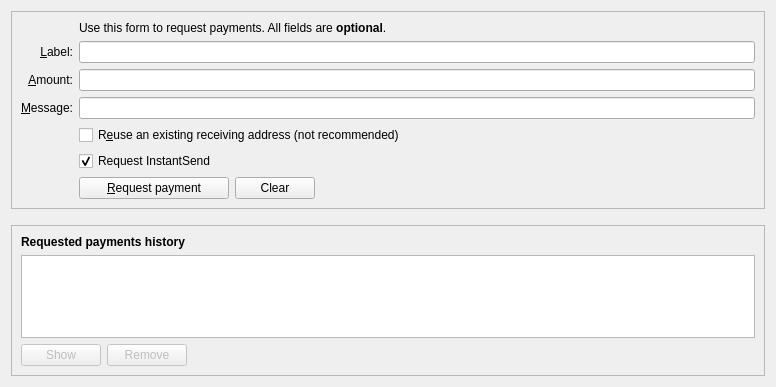
Old version of the form src/qt/forms/receivecoinsdialog.ui in the repository qyno/qynocoin.
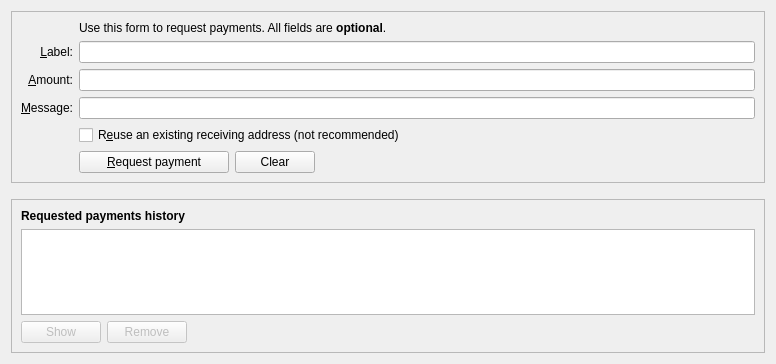
New version of the form. Icons and pictures are not drawn. Custom widgets are drawn as their Qt base class.

What changed in the file:
```diff
--- a/src/qt/forms/receivecoinsdialog.ui
+++ b/src/qt/forms/receivecoinsdialog.ui
@@ -7,7 +7,7 @@
     <x>0</x>
     <y>0</y>
     <width>776</width>
-    <height>387</height>
+    <height>364</height>
    </rect>
   </property>
   <layout class="QVBoxLayout" name="verticalLayout" stretch="0,0,1">
@@ -127,7 +127,7 @@
           </property>
          </widget>
         </item>
-        <item row="9" column="2">
+        <item row="8" column="2">
          <layout class="QHBoxLayout" name="horizontalLayout">
           <item>
            <widget class="QPushButton" name="receiveButton">
@@ -176,23 +176,13 @@
           </item>
          </layout>
         </item>
-        <item row="9" column="0">
+        <item row="8" column="0">
          <widget class="QLabel" name="label_7">
           <property name="text">
            <string/>
           </property>
          </widget>
         </item>
-        <item row="8" column="2">
-         <widget class="QCheckBox" name="checkUseInstantSend">
-          <property name="text">
-           <string>Request InstantSend</string>
-          </property>
-          <property name="checked">
-           <bool>true</bool>
-          </property>
-         </widget>
-        </item>
        </layout>
       </item>
      </layout>
@@ -241,6 +231,43 @@
       </item>
       <item>
        <widget class="QTableView" name="recentRequestsView">
+        <property name="palette">
+         <palette>
+          <active>
+           <colorrole role="Text">
+            <brush brushstyle="SolidPattern">
+             <color alpha="255">
+              <red>51</red>
+              <green>51</green>
+              <blue>51</blue>
+             </color>
+            </brush>
+           </colorrole>
+          </active>
+          <inactive>
+           <colorrole role="Text">
+            <brush brushstyle="SolidPattern">
+             <color alpha="255">
+              <red>51</red>
+              <green>51</green>
+              <blue>51</blue>
+             </color>
+            </brush>
+           </colorrole>
+          </inactive>
+          <disabled>
+           <colorrole role="Text">
+            <brush brushstyle="SolidPattern">
+             <color alpha="255">
+              <red>85</red>
+              <green>85</green>
+              <blue>85</blue>
+             </color>
+            </brush>
+           </colorrole>
+          </disabled>
+         </palette>
+        </property>
         <property name="contextMenuPolicy">
          <enum>Qt::CustomContextMenu</enum>
         </property>
```
Left out of the diff: 16 changed lines with no effect on the pictures.
